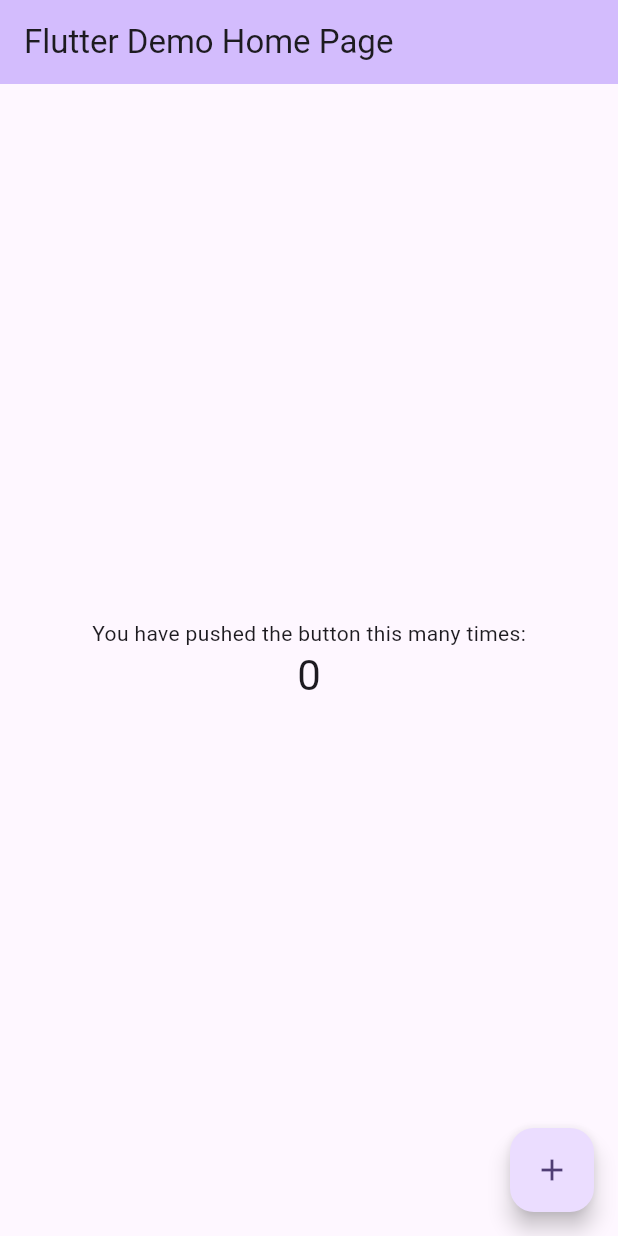
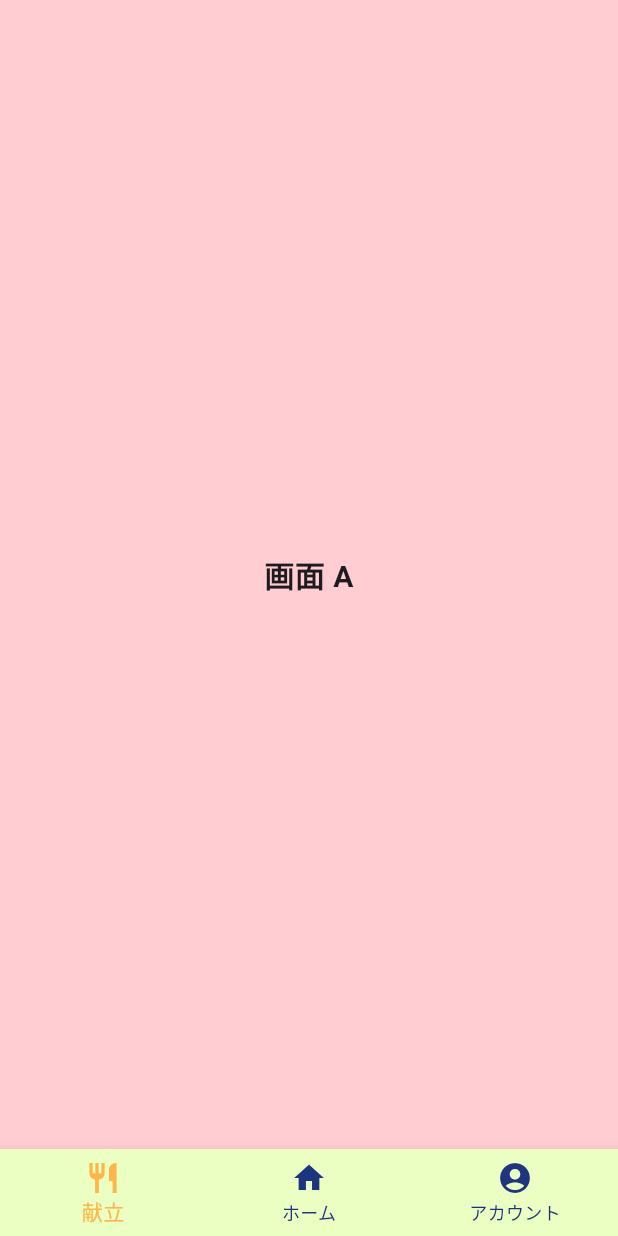
Before and after one commit to mahiro1111/MofuCode, a Flutter app: the screen it shows after launch, on a phone screen of 412 x 824 dp. Run offline on Flutter 3.47's test engine with Material 3 defaults, Android fonts, the phone set to English and light mode, and no system bars; our stand-ins replace flutter_riverpod.

Commit message:
bottombar仮実装（mainいじった）

```diff
--- a/flutter_application_1/lib/main.dart
+++ b/flutter_application_1/lib/main.dart
@@ -1,125 +1,70 @@
 import 'package:flutter/material.dart';
+import 'package:flutter_riverpod/flutter_riverpod.dart';
+import 'package:flutter_application_1/screens/pageA.dart';
+import 'package:flutter_application_1/screens/pageB.dart';
+import 'package:flutter_application_1/screens/pageC.dart';
 
-void main() {
-  runApp(const MyApp());
+
+void main(){
+  const app=MaterialApp(home:Root());
+
+  //プロバイダーでアプリを囲む
+  const scope=ProviderScope(child:app);
+
+  runApp(scope);
 }
 
-class MyApp extends StatelessWidget {
-  const MyApp({super.key});
+//プロバイダー
+final indexProvider=StateProvider((ref){
+  return 0;
+});
 
-  // This widget is the root of your application.
+class Root extends ConsumerWidget {
+  const Root({super.key});
+
   @override
-  Widget build(BuildContext context) {
-    return MaterialApp(
-      title: 'Flutter Demo',
-      theme: ThemeData(
-        // This is the theme of your application.
-        //
-        // TRY THIS: Try running your application with "flutter run". You'll see
-        // the application has a purple toolbar. Then, without quitting the app,
-        // try changing the seedColor in the colorScheme below to Colors.green
-        // and then invoke "hot reload" (save your changes or press the "hot
-        // reload" button in a Flutter-supported IDE, or press "r" if you used
-        // the command line to start the app).
-        //
-        // Notice that the counter didn't reset back to zero; the application
-        // state is not lost during the reload. To reset the state, use hot
-        // restart instead.
-        //
-        // This works for code too, not just values: Most code changes can be
-        // tested with just a hot reload.
-        colorScheme: ColorScheme.fromSeed(seedColor: Colors.deepPurple),
-        useMaterial3: true,
+  Widget build(BuildContext context,WidgetRef ref){
+
+    //インデックス
+    final index=ref.watch(indexProvider);
+
+    const items=[
+      BottomNavigationBarItem(
+        icon: Icon(Icons.restaurant),
+        label:'献立',
       ),
-      home: const MyHomePage(title: 'Flutter Demo Home Page'),
+      BottomNavigationBarItem(
+        icon: Icon(Icons.home),
+        label:'ホーム',
+      ),
+      BottomNavigationBarItem(
+        icon: Icon(Icons.account_circle),
+        label:'アカウント',
+      ),
+    ];
+
+    final bar=BottomNavigationBar(
+      items: items,
+      backgroundColor: const Color.fromARGB(255, 234, 255, 193),
+      selectedItemColor: const Color.fromARGB(255, 255, 181, 71),
+      unselectedItemColor: const Color.fromARGB(255, 29, 52, 127),
+      currentIndex: index,
+      onTap:(index){
+        //タップ時にindex変更
+        ref.read(indexProvider.notifier).state=index;
+      },
     );
+
+    const pages=[
+      PageA(),
+      PageB(),
+      PageC(),
+    ];
+
+    return Scaffold(
+      body:pages[index],
+      bottomNavigationBar: bar,
+    );
+
   }
 }
-
-class MyHomePage extends StatefulWidget {
-  const MyHomePage({super.key, required this.title});
-
-  // This widget is the home page of your application. It is stateful, meaning
-  // that it has a State object (defined below) that contains fields that affect
-  // how it looks.
-
-  // This class is the configuration for the state. It holds the values (in this
-  // case the title) provided by the parent (in this case the App widget) and
-  // used by the build method of the State. Fields in a Widget subclass are
-  // always marked "final".
-
-  final String title;
-
-  @override
-  State<MyHomePage> createState() => _MyHomePageState();
-}
-
-class _MyHomePageState extends State<MyHomePage> {
-  int _counter = 0;
-
-  void _incrementCounter() {
-    setState(() {
-      // This call to setState tells the Flutter framework that something has
-      // changed in this State, which causes it to rerun the build method below
-      // so that the display can reflect the updated values. If we changed
-      // _counter without calling setState(), then the build method would not be
-      // called again, and so nothing would appear to happen.
-      _counter++;
-    });
-  }
-
-  @override
-  Widget build(BuildContext context) {
-    // This method is rerun every time setState is called, for instance as done
-    // by the _incrementCounter method above.
-    //
-    // The Flutter framework has been optimized to make rerunning build methods
-    // fast, so that you can just rebuild anything that needs updating rather
-    // than having to individually change instances of widgets.
-    return Scaffold(
-      appBar: AppBar(
-        // TRY THIS: Try changing the color here to a specific color (to
-        // Colors.amber, perhaps?) and trigger a hot reload to see the AppBar
-        // change color while the other colors stay the same.
-        backgroundColor: Theme.of(context).colorScheme.inversePrimary,
-        // Here we take the value from the MyHomePage object that was created by
-        // the App.build method, and use it to set our appbar title.
-        title: Text(widget.title),
-      ),
-      body: Center(
-        // Center is a layout widget. It takes a single child and positions it
-        // in the middle of the parent.
-        child: Column(
-          // Column is also a layout widget. It takes a list of children and
-          // arranges them vertically. By default, it sizes itself to fit its
-          // children horizontally, and tries to be as tall as its parent.
-          //
-          // Column has various properties to control how it sizes itself and
-          // how it positions its children. Here we use mainAxisAlignment to
-          // center the children vertically; the main axis here is the vertical
-          // axis because Columns are vertical (the cross axis would be
-          // horizontal).
-          //
-          // TRY THIS: Invoke "debug painting" (choose the "Toggle Debug Paint"
-          // action in the IDE, or press "p" in the console), to see the
-          // wireframe for each widget.
-          mainAxisAlignment: MainAxisAlignment.center,
-          children: <Widget>[
-            const Text(
-              'You have pushed the button this many times:',
-            ),
-            Text(
-              '$_counter',
-              style: Theme.of(context).textTheme.headlineMedium,
-            ),
-          ],
-        ),
-      ),
-      floatingActionButton: FloatingActionButton(
-        onPressed: _incrementCounter,
-        tooltip: 'Increment',
-        child: const Icon(Icons.add),
-      ), // This trailing comma makes auto-formatting nicer for build methods.
-    );
-  }
-}
--- a/flutter_application_1/lib/parts/footer.dart
+++ /dev/null
@@ -1 +0,0 @@
-//フッター部分
--- /dev/null
+++ b/flutter_application_1/lib/screens/pageA.dart
@@ -0,0 +1,26 @@
+import 'package:flutter/material.dart';
+
+//
+// 画面 A
+//
+class PageA extends StatelessWidget {
+  const PageA({super.key});
+
+  @override
+  Widget build(BuildContext context) {
+    return Scaffold(
+      backgroundColor: Colors.red[100],
+      body: const Center(
+        child: Text(
+          '画面 A',
+          style: TextStyle(
+            // 文字の大きさ
+            fontSize: 20,
+            // 文字の太さ
+            fontWeight: FontWeight.bold,
+          ),
+        ),
+      ),
+    );
+  }
+}
--- a/flutter_application_1/pubspec.yaml
+++ b/flutter_application_1/pubspec.yaml
@@ -28,6 +28,7 @@ environment:
 # the latest version available on pub.dev. To see which dependencies have newer
 # versions available, run `flutter pub outdated`.
 dependencies:
+  flutter_riverpod:
   flutter:
     sdk: flutter
 
```
Also changed, not shown: flutter_application_1/lib/screens/pageB.dart (added, +26 -0 lines), flutter_application_1/lib/screens/pageC.dart (added, +26 -0 lines), flutter_application_1/pubspec.lock, 1 other file.
